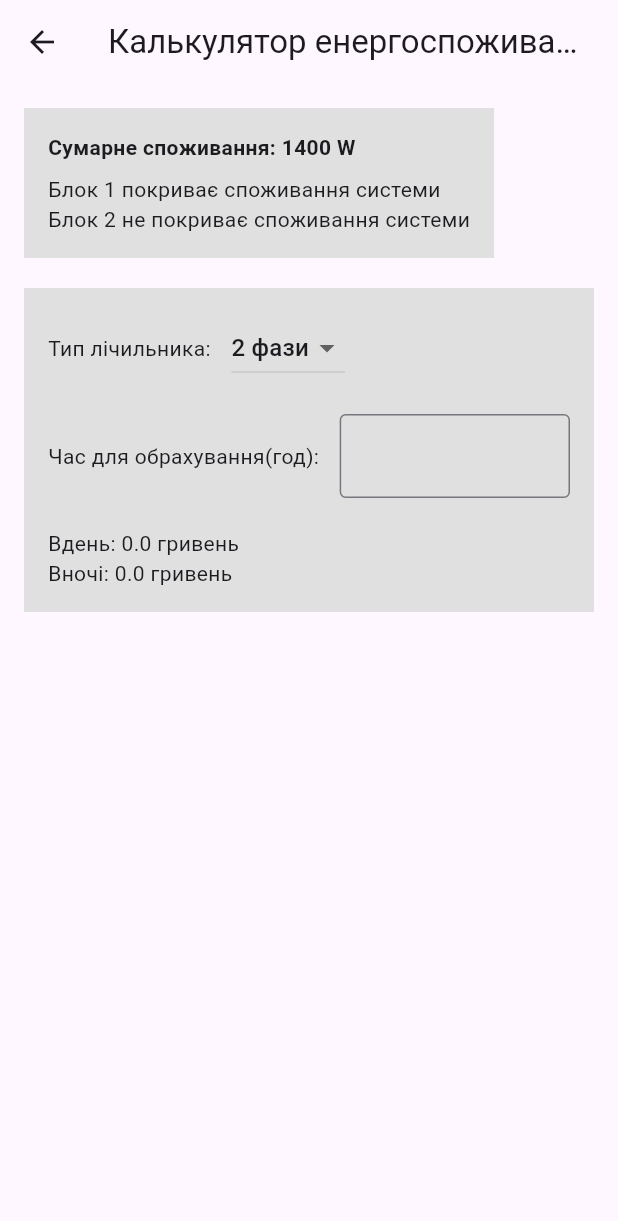
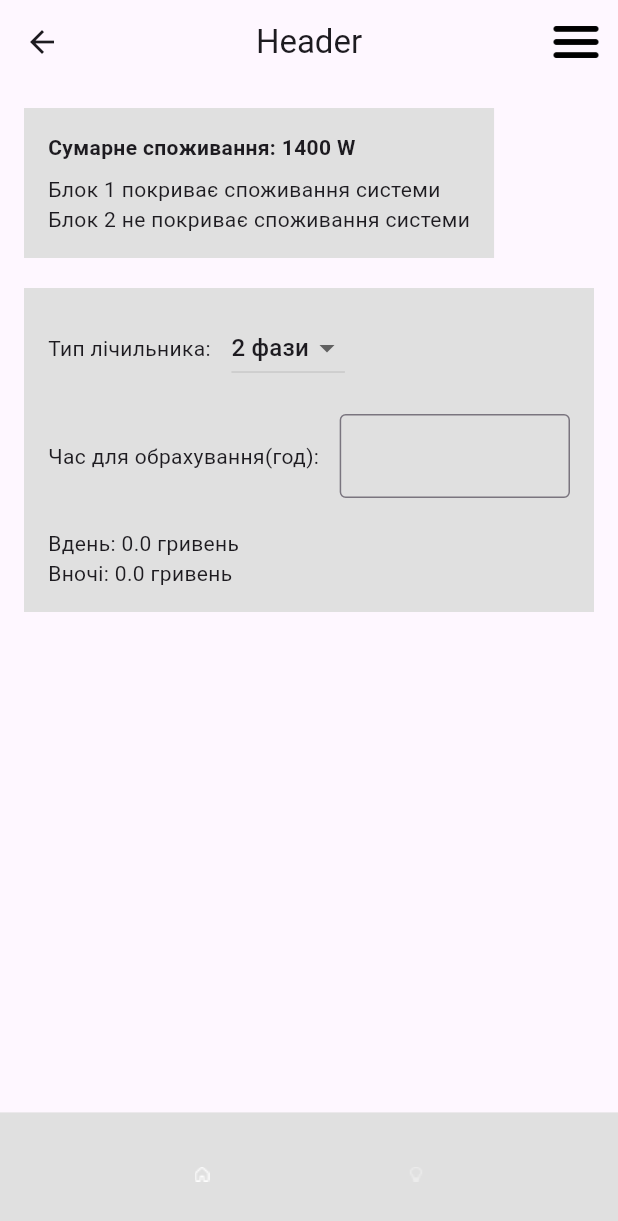
Before and after one commit to ostrikovartur/project_energy, a Flutter app: the Home screen opened directly, on a phone screen of 412 x 824 dp. Shown: the top 1221 px of the screen. Run offline on Flutter 3.47's test engine with Material 3 defaults, Android fonts, the phone set to English and light mode, and no system bars.

Commit message:
Update hours cost calculator, add footer and header

```diff
--- a/lib/home.dart
+++ b/lib/home.dart
@@ -1,6 +1,12 @@
+import 'dart:async';
 import 'package:flutter/material.dart';
+import 'package:flutter/services.dart';
+import 'header.dart';
+import 'footer.dart';
 
 class Home extends StatefulWidget {
+  const Home({super.key});
+
   @override
   _HomeState createState() => _HomeState();
 }
@@ -8,13 +14,44 @@ class Home extends StatefulWidget {
 class _HomeState extends State<Home> {
   String _selectedMeterType = '2 фази';
   final TextEditingController _hoursController = TextEditingController();
+  double _dayCost = 0;
+  double _nightCost = 0;
+  Timer? _debounce;
+
+  @override
+  void initState() {
+    super.initState();
+    _hoursController.addListener(_onHoursChanged);
+  }
+
+  void _onHoursChanged() {
+    if (_debounce?.isActive ?? false) _debounce!.cancel();
+    _debounce = Timer(const Duration(milliseconds: 500), _updateCosts);
+  }
+
+  void _updateCosts() {
+    setState(() {
+      double hours = double.tryParse(_hoursController.text) ?? 0;
+      _dayCost = _calculateCost(dayRate: 20, hours: hours);
+      _nightCost = _calculateCost(nightRate: 10, hours: hours);
+    });
+  }
+
+  double _calculateCost({double dayRate = 0, double nightRate = 0, double hours = 0}) {
+    return (dayRate + nightRate) * hours;
+  }
+
+  @override
+  void dispose() {
+    _hoursController.dispose();
+    _debounce?.cancel();
+    super.dispose();
+  }
 
   @override
   Widget build(BuildContext context) {
     return Scaffold(
-      appBar: AppBar(
-        title: Text('Калькулятор енергоспоживання'),
-      ),
+      appBar: Header(title: "Header"),
       body: Padding(
         padding: const EdgeInsets.all(16.0),
         child: Column(
@@ -73,6 +110,9 @@ class _HomeState extends State<Home> {
                         child: TextField(
                           controller: _hoursController,
                           keyboardType: TextInputType.numberWithOptions(decimal: true),
+                          inputFormatters: [
+                            FilteringTextInputFormatter.allow(RegExp(r'^\d*\.?\d*')),
+                          ],
                           decoration: InputDecoration(
                             border: OutlineInputBorder(),
                           ),
@@ -81,19 +121,15 @@ class _HomeState extends State<Home> {
                     ],
                   ),
                   SizedBox(height: 20),
-                  Text('Вдень: ${_calculateCost(dayRate: 20)} гривень'),
-                  Text('Вночі: ${_calculateCost(nightRate: 10)} гривень'),
+                  Text('Вдень: $_dayCost гривень'),
+                  Text('Вночі: $_nightCost гривень'),
                 ],
               ),
             ),
           ],
         ),
       ),
+      bottomNavigationBar: Footer(),
     );
   }
-
-  double _calculateCost({dayRate = 0, double nightRate = 0}) {
-    double hours = double.tryParse(_hoursController.text) ?? 0;
-    return hours * (dayRate + nightRate);
-  }
 }
```
